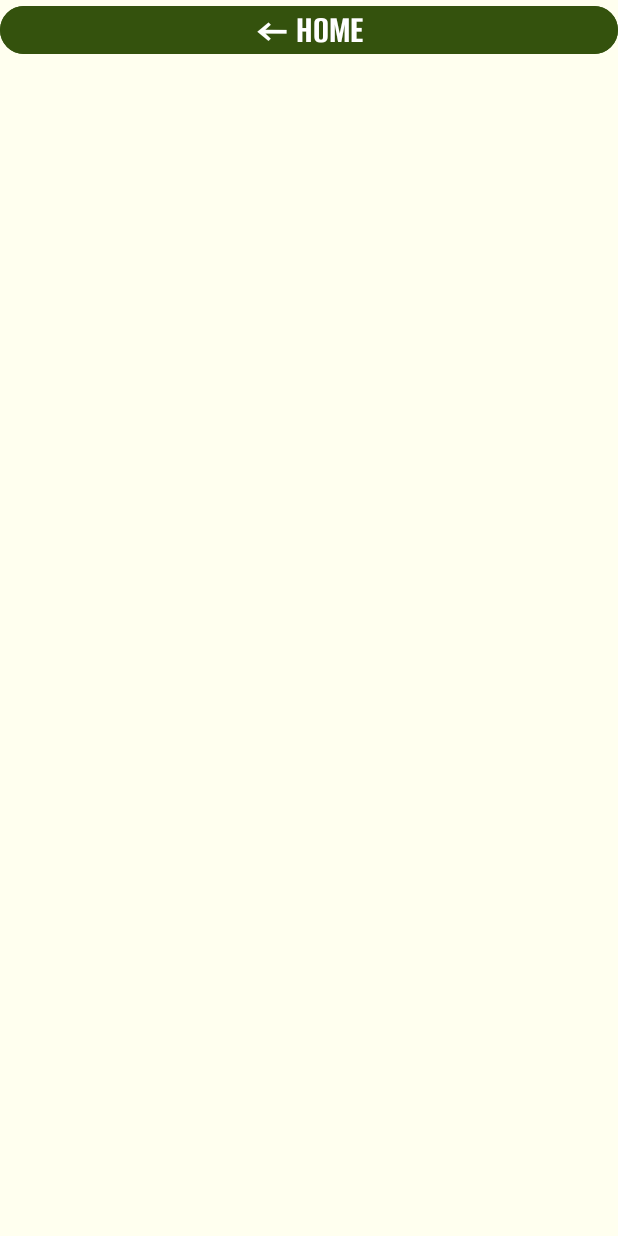
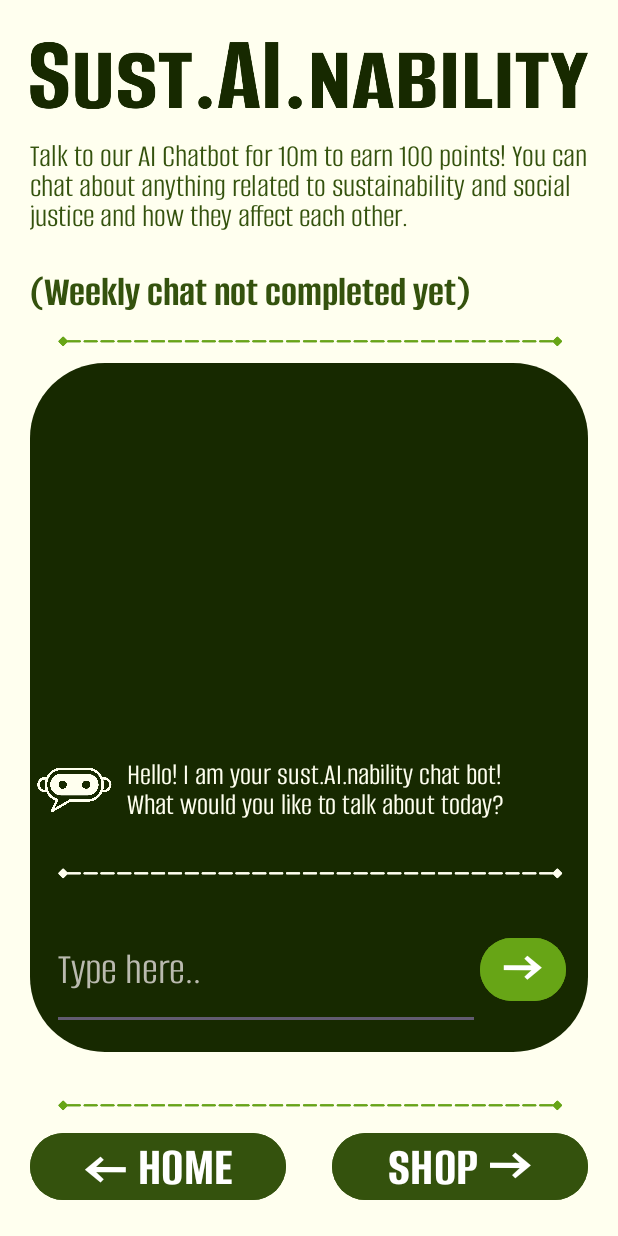
Before and after one commit to MintyLuve/Sustainability-Side-Quests-App, an Android app: the BotActivity screen opened directly, with no data from a screen before it, on a phone screen of 412 x 824 dp. Run offline under Robolectric (Android 15) with nearby library versions, the light colour scheme and no system bars.

Commit message:
bot page

```diff
--- a/app/src/main/java/com/fro/sustainabilitysidequests/BotActivity.java
+++ b/app/src/main/java/com/fro/sustainabilitysidequests/BotActivity.java
@@ -13,6 +13,7 @@ import androidx.core.view.WindowInsetsCompat;
 public class BotActivity extends AppCompatActivity {
     // Declare global variables here \/
     Button home;
+    Button shop;
 
     @Override
     protected void onCreate(Bundle savedInstanceState) {
@@ -21,7 +22,10 @@ public class BotActivity extends AppCompatActivity {
 
         // Instantiate variables here \/
         home = findViewById(R.id.home);
+        shop = findViewById(R.id.shop);
 
+        // Changing pages
         home.setOnClickListener(v -> startActivity(new Intent(getApplicationContext(), MainActivity.class)));
+        shop.setOnClickListener(v -> startActivity(new Intent(getApplicationContext(), ShopActivity.class)));
     }
 }
--- a/app/src/main/res/layout/activity_bot.xml
+++ b/app/src/main/res/layout/activity_bot.xml
@@ -7,15 +7,155 @@
     android:layout_height="match_parent"
     tools:context=".BotActivity"
     android:background="@color/light_yellow"
-    android:orientation="vertical">
-    <Button
-        android:id="@+id/home"
+    android:orientation="vertical"
+    android:padding="20dp"
+    android:weightSum="8">
+
+    <ImageView
         android:layout_width="match_parent"
-        android:layout_height="40dp"
-        android:gravity="center"
-        android:backgroundTint="@color/mid_green"
+        android:layout_height="0dp"
+        android:layout_weight=".7"
+        android:src="@drawable/sust_ai_nability"
+        android:layout_marginBottom="10dp"/>
+
+    <TextView
+        android:layout_width="match_parent"
+        android:layout_height="0dp"
+        android:fontFamily="@font/alumni_sans_regular"
         android:autoSizeTextType="uniform"
+        android:lineHeight="20sp"
+        android:text="@string/bot_1"
+        android:textColor="@color/mid_green"
+        android:layout_weight="1"/>
+
+    <TextView
+        android:id="@+id/completed"
+        android:layout_width="match_parent"
+        android:layout_height="0dp"
         android:fontFamily="@font/alumni_sans_bold"
-        android:text="← HOME"
-        android:padding="0dp"/>
+        android:autoSizeTextType="uniform"
+        android:lineHeight="20sp"
+        android:text="@string/bot_2"
+        android:textColor="@color/mid_green"
+        android:layout_weight=".4"/>
+
+    <ImageView
+        android:layout_width="match_parent"
+        android:layout_height="30dp"
+        android:src="@drawable/line"/>
+
+
+    <LinearLayout
+        android:layout_width="match_parent"
+        android:layout_height="0dp"
+        android:layout_weight="5.3"
+        android:weightSum="5"
+        android:orientation="vertical"
+        android:layout_marginBottom="20dp"
+        android:background="@drawable/button"
+        android:backgroundTint="@color/dark_green">
+        <View
+            android:layout_width="match_parent"
+            android:layout_height="0dp"
+            android:layout_weight="3"/>
+        <LinearLayout
+            android:layout_width="match_parent"
+            android:layout_height="0dp"
+            android:layout_weight="1"
+            android:orientation="horizontal"
+            android:weightSum="6">
+            <ImageView
+                android:layout_width="0dp"
+                android:layout_height="match_parent"
+                android:layout_weight="1"
+                android:src="@drawable/light_bot"/>
+            <TextView
+                android:layout_width="0dp"
+                android:layout_height="match_parent"
+                android:layout_weight="5"
+                android:autoSizeTextType="uniform"
+                android:fontFamily="@font/alumni_sans_regular"
+                android:gravity="center_vertical"
+                android:layout_marginStart="10dp"
+                android:layout_marginEnd="50dp"
+                android:lineHeight="20sp"
+                android:text="@string/bot_3"
+                android:textColor="@color/light_yellow" />
+        </LinearLayout>
+        <ImageView
+            android:layout_width="match_parent"
+            android:layout_height="30dp"
+            android:src="@drawable/line"
+            app:tint="@color/light_yellow"/>
+        <LinearLayout
+            android:layout_width="match_parent"
+            android:layout_height="0dp"
+            android:layout_weight="1"
+            android:orientation="horizontal"
+            android:weightSum="6"
+            android:layout_margin="10dp">
+            <EditText
+                android:layout_width="0dp"
+                android:layout_height="match_parent"
+                android:layout_weight="5"
+                android:textSize="30sp"
+                android:fontFamily="@font/alumni_sans_regular"
+                android:lineHeight="20sp"
+                android:hint="Type here.."
+                android:textColorHint="#BABAAF"
+                android:inputType="text"
+                android:textColor="@color/light_yellow" />
+            <Button
+                android:layout_width="0dp"
+                android:layout_height="50dp"
+                android:layout_gravity="center"
+                android:gravity="center"
+                android:backgroundTint="@color/lime_green"
+                android:autoSizeTextType="uniform"
+                android:fontFamily="@font/alumni_sans_bold"
+                android:text="→"
+                android:padding="0dp"
+                android:layout_marginTop="5dp"
+                android:layout_marginBottom="5dp"
+                android:layout_weight="1"/>
+
+        </LinearLayout>
+    </LinearLayout>
+
+    <ImageView
+        android:layout_width="match_parent"
+        android:layout_height="30dp"
+        android:src="@drawable/line"/>
+
+    <LinearLayout
+        android:layout_width="match_parent"
+        android:layout_height="0dp"
+        android:layout_weight=".6"
+        android:orientation="horizontal"
+        android:weightSum="2">
+        <Button
+            android:id="@+id/home"
+            android:layout_width="0dp"
+            android:layout_height="match_parent"
+            android:gravity="center"
+            android:backgroundTint="@color/mid_green"
+            android:autoSizeTextType="uniform"
+            android:fontFamily="@font/alumni_sans_bold"
+            android:text="← HOME"
+            android:padding="0dp"
+            android:layout_weight="1"
+            android:layout_marginEnd="15dp"/>
+        <Button
+            android:id="@+id/shop"
+            android:layout_width="0dp"
+            android:layout_height="match_parent"
+            android:gravity="center"
+            android:backgroundTint="@color/mid_green"
+            android:autoSizeTextType="uniform"
+            android:fontFamily="@font/alumni_sans_bold"
+            android:text="SHOP →"
+            android:padding="0dp"
+            android:layout_weight="1"
+            android:layout_marginStart="15dp"/>
+    </LinearLayout>
 </LinearLayout>
```
